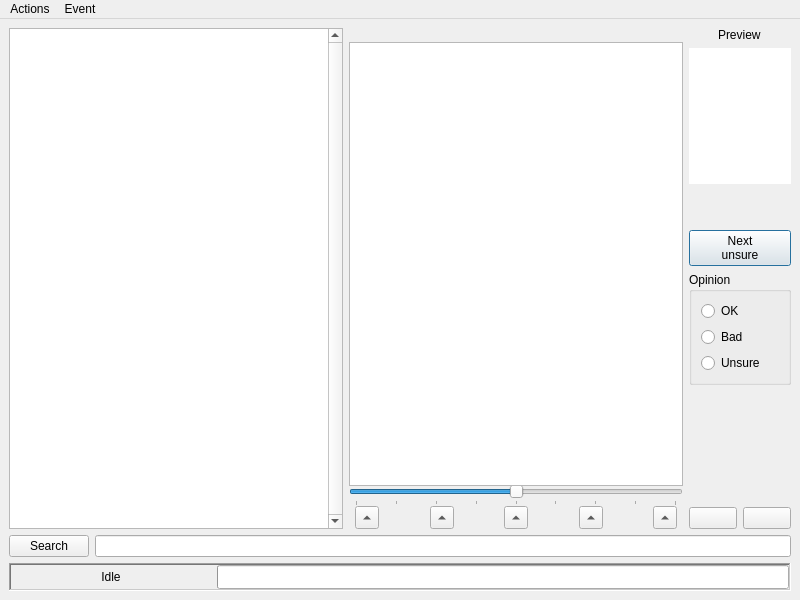
Before: the Qt Designer form ui/editor.ui in asuffield/ef-editor, drawn with Qt 5.
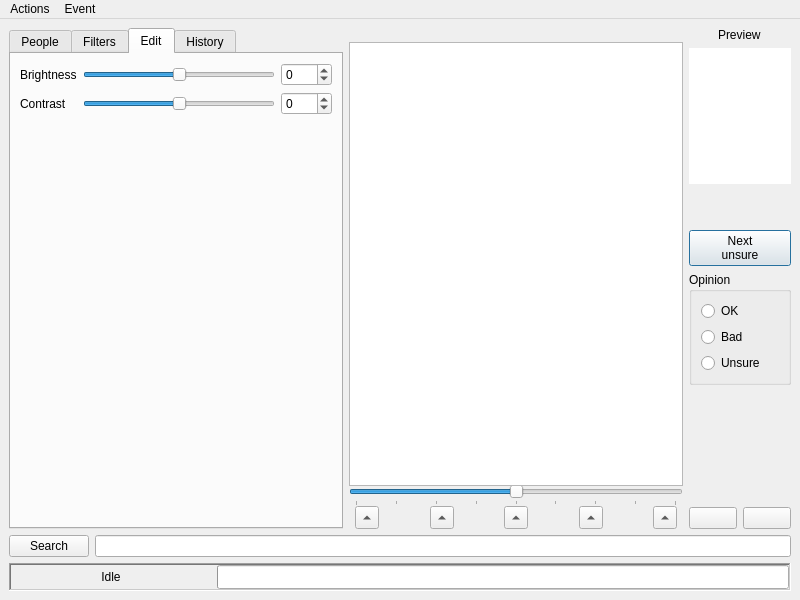
After: the same form once the commit is applied. The open tabs and pages were chosen to show the change.

The edit to the form file:
```diff
--- a/ui/editor.ui
+++ b/ui/editor.ui
@@ -21,7 +21,23 @@
        <number>0</number>
       </property>
       <item>
-       <widget class="QListView" name="personList">
+       <widget class="QTabWidget" name="tabWidget">
+        <property name="currentIndex">
+         <number>0</number>
+        </property>
+        <widget class="QWidget" name="people_tab">
+         <attribute name="title">
+          <string>People</string>
+         </attribute>
+         <layout class="QHBoxLayout" name="horizontalLayout_8">
+          <property name="spacing">
+           <number>2</number>
+          </property>
+          <property name="margin">
+           <number>0</number>
+          </property>
+          <item>
+           <widget class="QListView" name="person_list">
         <property name="sizePolicy">
          <sizepolicy hsizetype="Expanding" vsizetype="Expanding">
           <horstretch>0</horstretch>
@@ -90,6 +106,152 @@
         </property>
        </widget>
       </item>
+         </layout>
+        </widget>
+        <widget class="QWidget" name="filters_tab">
+         <attribute name="title">
+          <string>Filters</string>
+         </attribute>
+         <layout class="QVBoxLayout" name="verticalLayout_5">
+          <item>
+           <widget class="QGroupBox" name="groupBox">
+            <property name="title">
+             <string>Filter where</string>
+            </property>
+            <layout class="QHBoxLayout" name="horizontalLayout_12">
+             <item>
+              <widget class="QComboBox" name="comboBox_3"/>
+             </item>
+             <item>
+              <widget class="QComboBox" name="comboBox_4"/>
+             </item>
+            </layout>
+           </widget>
+          </item>
+          <item>
+           <spacer name="verticalSpacer_2">
+            <property name="orientation">
+             <enum>Qt::Vertical</enum>
+            </property>
+            <property name="sizeHint" stdset="0">
+             <size>
+              <width>20</width>
+              <height>40</height>
+             </size>
+            </property>
+           </spacer>
+          </item>
+         </layout>
+        </widget>
+        <widget class="QWidget" name="edit_tab">
+         <attribute name="title">
+          <string>Edit</string>
+         </attribute>
+         <layout class="QFormLayout" name="formLayout">
+          <item row="0" column="0">
+           <widget class="QLabel" name="label">
+            <property name="text">
+             <string>Brightness</string>
+            </property>
+            <property name="buddy">
+             <cstring>brightness_slider</cstring>
+            </property>
+           </widget>
+          </item>
+          <item row="0" column="1">
+           <layout class="QHBoxLayout" name="horizontalLayout_9">
+            <item>
+             <widget class="QSlider" name="brightness_slider">
+              <property name="minimum">
+               <number>-127</number>
+              </property>
+              <property name="maximum">
+               <number>127</number>
+              </property>
+              <property name="orientation">
+               <enum>Qt::Horizontal</enum>
+              </property>
+             </widget>
+            </item>
+            <item>
+             <widget class="QSpinBox" name="brightness_spin">
+              <property name="minimum">
+               <number>-127</number>
+              </property>
+              <property name="maximum">
+               <number>127</number>
+              </property>
+             </widget>
+            </item>
+           </layout>
+          </item>
+          <item row="1" column="0">
+           <widget class="QLabel" name="label_3">
+            <property name="text">
+             <string>Contrast</string>
+            </property>
+            <property name="buddy">
+             <cstring>contrast_slider</cstring>
+            </property>
+           </widget>
+          </item>
+          <item row="1" column="1">
+           <layout class="QHBoxLayout" name="horizontalLayout_10">
+            <item>
+             <widget class="QSlider" name="contrast_slider">
+              <property name="minimum">
+               <number>-127</number>
+              </property>
+              <property name="maximum">
+               <number>127</number>
+              </property>
+              <property name="orientation">
+               <enum>Qt::Horizontal</enum>
+              </property>
+             </widget>
+            </item>
+            <item>
+             <widget class="QSpinBox" name="contrast_spin">
+              <property name="minimum">
+               <number>-127</number>
+              </property>
+              <property name="maximum">
+               <number>127</number>
+              </property>
+             </widget>
+            </item>
+           </layout>
+          </item>
+         </layout>
+        </widget>
+        <widget class="QWidget" name="history_tab">
+         <attribute name="title">
+          <string>History</string>
+         </attribute>
+         <layout class="QHBoxLayout" name="horizontalLayout_11">
+          <item>
+           <widget class="QListView" name="history_list">
+            <property name="movement">
+             <enum>QListView::Static</enum>
+            </property>
+            <property name="flow">
+             <enum>QListView::TopToBottom</enum>
+            </property>
+            <property name="isWrapping" stdset="0">
+             <bool>false</bool>
+            </property>
+            <property name="viewMode">
+             <enum>QListView::IconMode</enum>
+            </property>
+            <property name="wordWrap">
+             <bool>true</bool>
+            </property>
+           </widget>
+          </item>
+         </layout>
+        </widget>
+       </widget>
+      </item>
       <item>
        <layout class="QVBoxLayout" name="verticalLayout_4">
         <property name="spacing">
```
Left out of the diff: 67 changed lines with no effect on the pictures. Lines whose indentation alone changed are shown as unchanged.
